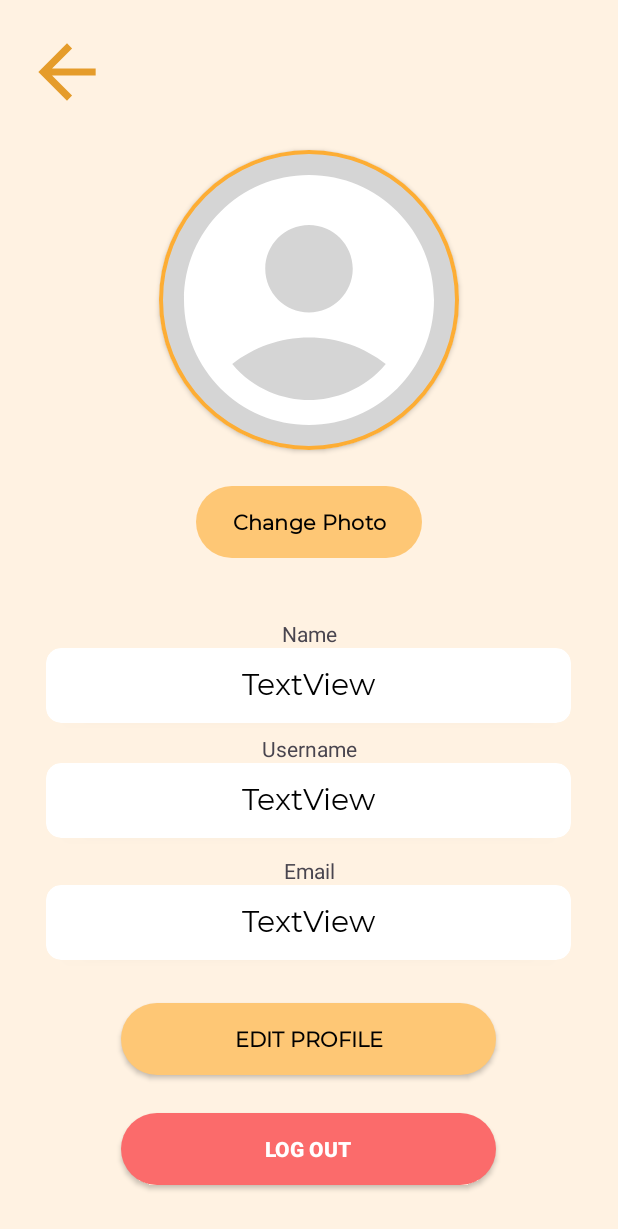
After one commit to Montilla007/Study-With-Me, an Android app: the ProfileActivity screen opened directly, with no data from a screen before it, on a phone screen of 412 x 824 dp. The commit adds this screen. Shown: the top 1229 px of the screen. Run offline under Robolectric (Android 15) with nearby library versions, the phone set to English and light mode, and no system bars; 3 statements that could not run were skipped.

Commit message:
MartRenzu-Profile(Added) and LOGIN/REGISTER IMPROVED

```diff
--- a/app/src/main/java/com/example/loginsignupswm/LoginActivity.kt
+++ b/app/src/main/java/com/example/loginsignupswm/LoginActivity.kt
@@ -88,7 +88,11 @@ class LoginActivity : AppCompatActivity() {
         val userExists = databaseHelper.readUser(username, password)
         if (userExists) {
             Toast.makeText(this, "Login Successful", Toast.LENGTH_SHORT).show()
-            val intent = Intent(this, HomeActivity::class.java)
+            val intent = Intent(this, ProfileActivity::class.java)
+
+            // Pass the 'username' to ProfileActivity using an intent extra
+            intent.putExtra("username", username)
+
             startActivity(intent)
             finish()
         } else {
--- /dev/null
+++ b/app/src/main/java/com/example/loginsignupswm/ProfileActivity.kt
@@ -0,0 +1,89 @@
+package com.example.loginsignupswm
+
+import android.annotation.SuppressLint
+import android.content.Intent
+import android.os.Bundle
+import android.provider.MediaStore
+import android.util.Log
+import android.widget.Button
+import android.widget.ImageView
+import androidx.annotation.RequiresApi
+import androidx.appcompat.app.AppCompatActivity
+import com.example.loginsignupswm.databinding.ActivityProfileBinding
+
+class ProfileActivity : AppCompatActivity() {
+
+    private lateinit var binding: ActivityProfileBinding
+    private lateinit var imageView: ImageView
+    private lateinit var btPickImage: Button
+
+    @SuppressLint("Range")
+    override fun onCreate(savedInstanceState: Bundle?) {
+        super.onCreate(savedInstanceState)
+        binding = ActivityProfileBinding.inflate(layoutInflater)
+        setContentView(binding.root)
+
+
+        imageView = findViewById(R.id.image_view)
+        btPickImage = findViewById(R.id.pick_image)
+
+        val username = intent.getStringExtra("username")
+
+        // Create an instance of your DatabaseHelper
+        val databaseHelper = DatabaseHelper(this)
+
+        // Fetch and set user data if available
+        val db = databaseHelper.readableDatabase
+        val selection = "${DatabaseHelper.COLUMN_USERNAME} = ?"
+        val selectionArgs = arrayOf(username)
+        val cursor = db.query(DatabaseHelper.TABLE_NAME, null, selection, selectionArgs, null, null, null)
+
+        if (cursor.moveToFirst()) {
+            val name = cursor.getString(cursor.getColumnIndex(DatabaseHelper.COLUMN_FULLNAME))
+            val email = cursor.getString(cursor.getColumnIndex(DatabaseHelper.COLUMN_EMAIL))
+
+            // Set the name, username, and email in TextViews
+            binding.profilename.text = name
+            binding.profileusername.text = username
+            binding.profileemail.text = email
+        }
+
+        cursor.close()
+
+        btPickImage.setOnClickListener {
+            pickImage()
+        }
+
+
+
+        binding.editprofilebtn.setOnClickListener {
+            startActivityForResult(Intent(this, EditProfile::class.java), 123)
+        }
+
+    }
+
+    private fun pickImage() {
+        val intent = Intent(Intent.ACTION_PICK)
+        intent.type = "image/*"
+        startActivityForResult(intent, 101)
+    }
+
+    override fun onActivityResult(requestCode: Int, resultCode: Int, data: Intent?) {
+        super.onActivityResult(requestCode, resultCode, data)
+        if (requestCode == 101 && resultCode == RESULT_OK && data != null) {
+            val uri = data.data
+            if (uri != null) {
+                imageView.setImageURI(uri)
+            }
+        } else if (requestCode == 123 && resultCode == RESULT_OK && data != null) {
+            val name = data.getStringExtra("name")
+            val username = data.getStringExtra("username")
+            val email = data.getStringExtra("email")
+
+
+            binding.profilename.text = name
+            binding.profileusername.text = username
+            binding.profileemail.text = email
+        }
+    }
+}
--- /dev/null
+++ b/app/src/main/res/drawable/baseline_account_circle_24.xml
@@ -0,0 +1,5 @@
+<vector android:height="24dp" android:tint="#FFFFFF"
+    android:viewportHeight="24" android:viewportWidth="24"
+    android:width="24dp" xmlns:android="http://schemas.android.com/apk/res/android">
+    <path android:fillColor="@android:color/white" android:pathData="M12,2C6.48,2 2,6.48 2,12s4.48,10 10,10s10,-4.48 10,-10S17.52,2 12,2zM12,6c1.93,0 3.5,1.57 3.5,3.5S13.93,13 12,13s-3.5,-1.57 -3.5,-3.5S10.07,6 12,6zM12,20c-2.03,0 -4.43,-0.82 -6.14,-2.88C7.55,15.8 9.68,15 12,15s4.45,0.8 6.14,2.12C16.43,19.18 14.03,20 12,20z"/>
+</vector>
--- /dev/null
+++ b/app/src/main/res/drawable/baseline_arrow_back_24.xml
@@ -0,0 +1,5 @@
+<vector android:autoMirrored="true" android:height="24dp"
+    android:tint="#E59C2B" android:viewportHeight="24"
+    android:viewportWidth="24" android:width="24dp" xmlns:android="http://schemas.android.com/apk/res/android">
+    <path android:fillColor="@android:color/white" android:pathData="M20,11H7.83l5.59,-5.59L12,4l-8,8 8,8 1.41,-1.41L7.83,13H20v-2z"/>
+</vector>
--- /dev/null
+++ b/app/src/main/res/drawable/baseline_photo_camera_24.xml
@@ -0,0 +1,6 @@
+<vector android:height="24dp" android:tint="#FFA426"
+    android:viewportHeight="24" android:viewportWidth="24"
+    android:width="24dp" xmlns:android="http://schemas.android.com/apk/res/android">
+    <path android:fillColor="@android:color/white" android:pathData="M12,12m-3.2,0a3.2,3.2 0,1 1,6.4 0a3.2,3.2 0,1 1,-6.4 0"/>
+    <path android:fillColor="@android:color/white" android:pathData="M9,2L7.17,4L4,4c-1.1,0 -2,0.9 -2,2v12c0,1.1 0.9,2 2,2h16c1.1,0 2,-0.9 2,-2L22,6c0,-1.1 -0.9,-2 -2,-2h-3.17L15,2L9,2zM12,17c-2.76,0 -5,-2.24 -5,-5s2.24,-5 5,-5 5,2.24 5,5 -2.24,5 -5,5z"/>
+</vector>
--- /dev/null
+++ b/app/src/main/res/layout/activity_profile.xml
@@ -0,0 +1,216 @@
+<?xml version="1.0" encoding="utf-8"?>
+<androidx.constraintlayout.widget.ConstraintLayout xmlns:android="http://schemas.android.com/apk/res/android"
+    xmlns:app="http://schemas.android.com/apk/res-auto"
+    xmlns:tools="http://schemas.android.com/tools"
+    android:layout_width="match_parent"
+    android:layout_height="match_parent"
+    android:background="@color/primary_color"
+    android:layout_gravity="center"
+    android:gravity="center"
+    tools:context=".ProfileActivity">
+
+    <androidx.cardview.widget.CardView
+        android:id="@+id/card_view"
+        android:layout_width="200dp"
+        android:layout_height="200dp"
+        app:layout_constraintBottom_toBottomOf="parent"
+        app:layout_constraintEnd_toEndOf="parent"
+        app:layout_constraintStart_toStartOf="parent"
+        app:layout_constraintTop_toTopOf="parent"
+        app:layout_constraintVertical_bias="0.16"
+        app:cardCornerRadius="150dp"> <!-- Half of the width/height for a circle -->
+
+        <com.google.android.material.imageview.ShapeableImageView
+            android:id="@+id/image_view"
+            android:layout_width="match_parent"
+            android:layout_height="match_parent"
+            app:shapeAppearanceOverlay="@style/circular"
+            app:srcCompat="@drawable/baseline_account_circle_24"
+            android:background="#D5D5D5"
+            app:strokeColor="#FDAD34"
+            app:strokeWidth="5dp"
+            android:scaleType="centerCrop" />
+    </androidx.cardview.widget.CardView>
+
+    <Button
+        android:id="@+id/pick_image"
+        android:layout_width="wrap_content"
+        android:layout_height="wrap_content"
+        android:backgroundTint="#fec775"
+        android:text="Change Photo"
+        style="@style/profilebuttons"
+        android:textColor="#000"
+        app:layout_constraintBottom_toBottomOf="parent"
+        app:layout_constraintEnd_toEndOf="parent"
+        app:layout_constraintStart_toStartOf="parent"
+        app:layout_constraintTop_toBottomOf="@+id/card_view"
+        app:layout_constraintVertical_bias="0.05"
+        />
+
+    <ImageView
+        android:id="@+id/backbutton1"
+        android:layout_width="57dp"
+        android:layout_height="64dp"
+        android:layout_marginTop="16dp"
+        app:layout_constraintEnd_toEndOf="parent"
+        app:layout_constraintHorizontal_bias="0.045"
+        app:layout_constraintStart_toStartOf="parent"
+        app:layout_constraintTop_toTopOf="parent"
+        app:srcCompat="@drawable/baseline_arrow_back_24"
+        android:onClick="onBackButtonClick"/>
+
+
+    <androidx.cardview.widget.CardView
+        android:id="@+id/text_view"
+        android:layout_width="350dp"
+        android:layout_height="50dp"
+        app:cardCornerRadius="10dp"
+        app:layout_constraintBottom_toBottomOf="parent"
+        app:layout_constraintEnd_toEndOf="parent"
+        app:layout_constraintHorizontal_bias="0.497"
+        app:layout_constraintStart_toStartOf="parent"
+        app:layout_constraintTop_toTopOf="parent"
+        app:layout_constraintVertical_bias="0.558">
+
+        <TextView
+            android:id="@+id/profilename"
+            android:layout_width="match_parent"
+            android:layout_height="match_parent"
+            android:layout_marginTop="10dp"
+            android:fontFamily="@font/montserrat"
+            android:text="TextView"
+            android:textAlignment="center"
+            android:textColor="@color/black"
+            android:textSize="20dp"
+            app:layout_constraintBottom_toBottomOf="parent"
+            app:layout_constraintEnd_toEndOf="parent"
+            app:layout_constraintHorizontal_bias="0.501"
+            app:layout_constraintStart_toStartOf="parent"
+            app:layout_constraintTop_toTopOf="parent"
+            app:layout_constraintVertical_bias="0.535"
+            />
+
+
+    </androidx.cardview.widget.CardView>
+
+
+    <androidx.cardview.widget.CardView
+        android:id="@+id/text_view2"
+        android:layout_width="350dp"
+        android:layout_height="50dp"
+        app:cardCornerRadius="10dp"
+        app:layout_constraintBottom_toBottomOf="parent"
+        app:layout_constraintEnd_toEndOf="parent"
+        app:layout_constraintHorizontal_bias="0.495"
+        app:layout_constraintStart_toStartOf="parent"
+        app:layout_constraintTop_toTopOf="parent"
+        app:layout_constraintVertical_bias="0.657"> <!-- Half of the width/height for a circle -->
+
+        <TextView
+            android:id="@+id/profileusername"
+            android:layout_width="match_parent"
+            android:layout_height="match_parent"
+            android:fontFamily="@font/montserrat"
+            android:text="TextView"
+            android:textAlignment="center"
+            android:textColor="@color/black"
+            android:layout_marginTop="10dp"
+            android:textSize="20dp"
+            app:layout_constraintBottom_toBottomOf="parent"
+            app:layout_constraintEnd_toEndOf="parent"
+            app:layout_constraintHorizontal_bias="0.501"
+            app:layout_constraintStart_toStartOf="parent"
+            app:layout_constraintTop_toBottomOf="@+id/profilename"
+            app:layout_constraintVertical_bias="0.13" />
+
+
+    </androidx.cardview.widget.CardView>
+
+
+    <androidx.cardview.widget.CardView
+        android:id="@+id/text_view3"
+        android:layout_width="350dp"
+        android:layout_height="50dp"
+        app:cardCornerRadius="10dp"
+        app:layout_constraintBottom_toBottomOf="parent"
+        app:layout_constraintEnd_toEndOf="parent"
+        app:layout_constraintHorizontal_bias="0.495"
+        app:layout_constraintStart_toStartOf="parent"
+        app:layout_constraintTop_toTopOf="parent"
+        app:layout_constraintVertical_bias="0.762"> <!-- Half of the width/height for a circle -->
+
+        <TextView
+            android:id="@+id/profileemail"
+            android:layout_width="match_parent"
+            android:layout_height="match_parent"
+            android:fontFamily="@font/montserrat"
+            android:text="TextView"
+            android:textAlignment="center"
+            android:textColor="@color/black"
+            android:textSize="20dp"
+            android:layout_marginTop="10dp"
+            app:layout_constraintBottom_toBottomOf="parent"
+            app:layout_constraintEnd_toEndOf="parent"
+            app:layout_constraintHorizontal_bias="0.501"
+            app:layout_constraintStart_toStartOf="parent"
+            app:layout_constraintTop_toBottomOf="@+id/profileusername"
+            app:layout_constraintVertical_bias="0.153" />
+
+
+    </androidx.cardview.widget.CardView>
+
+    <androidx.appcompat.widget.AppCompatButton
+        android:id="@+id/editprofilebtn"
+        style="@style/profilebuttons"
+        android:layout_width="250dp"
+        android:layout_height="48dp"
+        android:text="@string/edit_profile_BTN"
+        app:layout_constraintBottom_toBottomOf="parent"
+        app:layout_constraintEnd_toEndOf="parent"
+        app:layout_constraintHorizontal_bias="0.496"
+        app:layout_constraintStart_toStartOf="parent"
+        app:layout_constraintTop_toTopOf="parent"
+        app:layout_constraintVertical_bias="0.862" />
+
+    <androidx.appcompat.widget.AppCompatButton
+        android:id="@+id/logoutbtn"
+        style="@style/profilebuttonsLOGOUT"
+        android:layout_width="250dp"
+        android:layout_height="48dp"
+        android:text="@string/log_out_BTN"
+        app:layout_constraintBottom_toBottomOf="parent"
+        app:layout_constraintEnd_toEndOf="parent"
+        app:layout_constraintHorizontal_bias="0.496"
+        app:layout_constraintStart_toStartOf="parent"
+        app:layout_constraintTop_toTopOf="parent"
+        app:layout_constraintVertical_bias="0.956" />
+
+    <TextView
+        android:id="@+id/textViewName"
+        android:layout_width="wrap_content"
+        android:layout_height="wrap_content"
+        android:text="Name"
+        app:layout_constraintBottom_toTopOf="@+id/text_view"
+        app:layout_constraintEnd_toEndOf="parent"
+        app:layout_constraintStart_toStartOf="parent" />
+
+    <TextView
+        android:id="@+id/textViewUsername"
+        android:layout_width="wrap_content"
+        android:layout_height="wrap_content"
+        android:text="Username"
+        app:layout_constraintBottom_toTopOf="@+id/text_view2"
+        app:layout_constraintEnd_toEndOf="parent"
+        app:layout_constraintStart_toStartOf="parent" />
+
+    <TextView
+        android:id="@+id/textViewEmail"
+        android:layout_width="wrap_content"
+        android:layout_height="wrap_content"
+        android:text="Email"
+        app:layout_constraintBottom_toTopOf="@+id/text_view3"
+        app:layout_constraintEnd_toEndOf="parent"
+        app:layout_constraintStart_toStartOf="parent" />
+
+
+</androidx.constraintlayout.widget.ConstraintLayout>
--- /dev/null
+++ b/app/src/main/res/values/custom style.xml
@@ -0,0 +1,8 @@
+<?xml version="1.0" encoding="utf-8"?>
+<resources>
+    <style name="circular">
+        <item name="cornerSize">50%</item>
+
+    </style>
+
+</resources>
--- a/app/src/main/res/values/strings.xml
+++ b/app/src/main/res/values/strings.xml
@@ -39,4 +39,7 @@
     <string name="home_title">STUDY WITH ME (HOME)</string>
     <string name="home_sub_title">WELCOMEEEEEE</string>
     <string name="btn_logout">LOGOUT</string>
+    <string name="edit_profile_BTN">Edit Profile</string>
+    <string name="log_out_BTN">LOG OUT</string>
+    <string name="edit_profile_txt">Edit Profile</string>
 </resources>
--- a/app/src/main/res/values/themes.xml
+++ b/app/src/main/res/values/themes.xml
@@ -61,6 +61,28 @@
         <item name="fontFamily">@font/montserrat</item>
         <item name="android:textColor">#000</item>
     </style>
+    <style name="profilebuttons">
+        <item name="android:background">@drawable/bg_button</item>
+        <item name="backgroundTint">#fec775</item>
+        <item name="fontFamily">@font/montserrat</item>
+        <item name="android:textColor">#000</item>
+        <item name="android:textSize">14sp</item>
+        <item name="android:textStyle">bold</item>
+    </style>
+    <style name="profilebuttonsLOGOUT">
+        <item name="android:background">@drawable/bg_button</item>
+        <item name="backgroundTint">#FB6B6B</item>
+        <item name="android:textColor">#FFFFFF</item>
+        <item name="android:textSize">14sp</item>
+        <item name="android:textStyle">bold</item>
+    </style>
+    <style name="profilebuttonsSAVE">
+        <item name="android:background">@drawable/bg_button</item>
+        <item name="backgroundTint">#BCFF8B</item>
+        <item name="android:textColor">#000000</item>
+        <item name="android:textSize">14sp</item>
+        <item name="android:textStyle">bold</item>
+    </style>
 
     <style name="Theme.LoginSignupSWM" parent="Base.Theme.LoginSignupSWM" />
 </resources>
```
Also changed, not shown: app/src/main/AndroidManifest.xml (+16 -0 lines), app/src/main/java/com/example/loginsignupswm/DatabaseHelper.kt (+45 -7 lines), app/src/main/java/com/example/loginsignupswm/EditProfile.kt (added, +96 -0 lines), app/src/main/res/anim/scale_up.xml (added, +11 -0 lines), app/src/main/res/drawable/edit_text_border.xml (added, +12 -0 lines), app/src/main/res/layout/activity_edit_profile.xml (added, +132 -0 lines), app/src/main/res/drawable/editprofile_ilustration.png (added).
